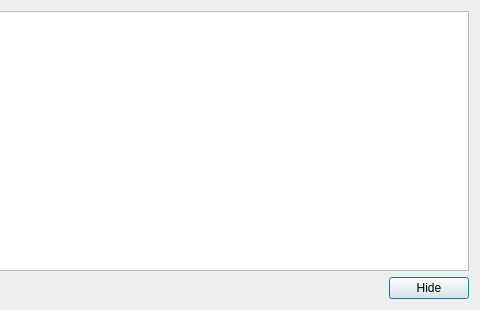
Qt form downloadmanager.ui (kernel1024/jpreader) before a commit; both pictures show x 403 to 883 and y 0 to 310 of the 883 by 310 pixel window.
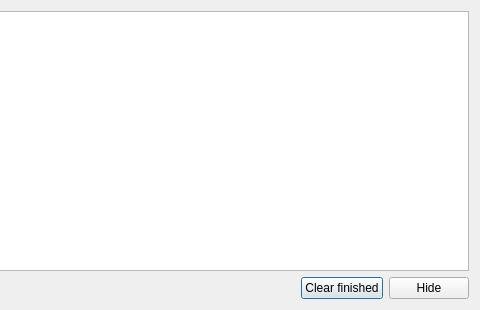
The same form after that commit.

Patch:
```diff
--- a/downloadmanager.ui
+++ b/downloadmanager.ui
@@ -51,6 +51,13 @@
        </property>
       </spacer>
      </item>
+     <item>
+      <widget class="QPushButton" name="buttonClearFinished">
+       <property name="text">
+        <string>Clear finished</string>
+       </property>
+      </widget>
+     </item>
      <item>
       <widget class="QPushButton" name="buttonHide">
        <property name="text">
```
Left out of the diff: 5 changed lines with no effect on the pictures.
